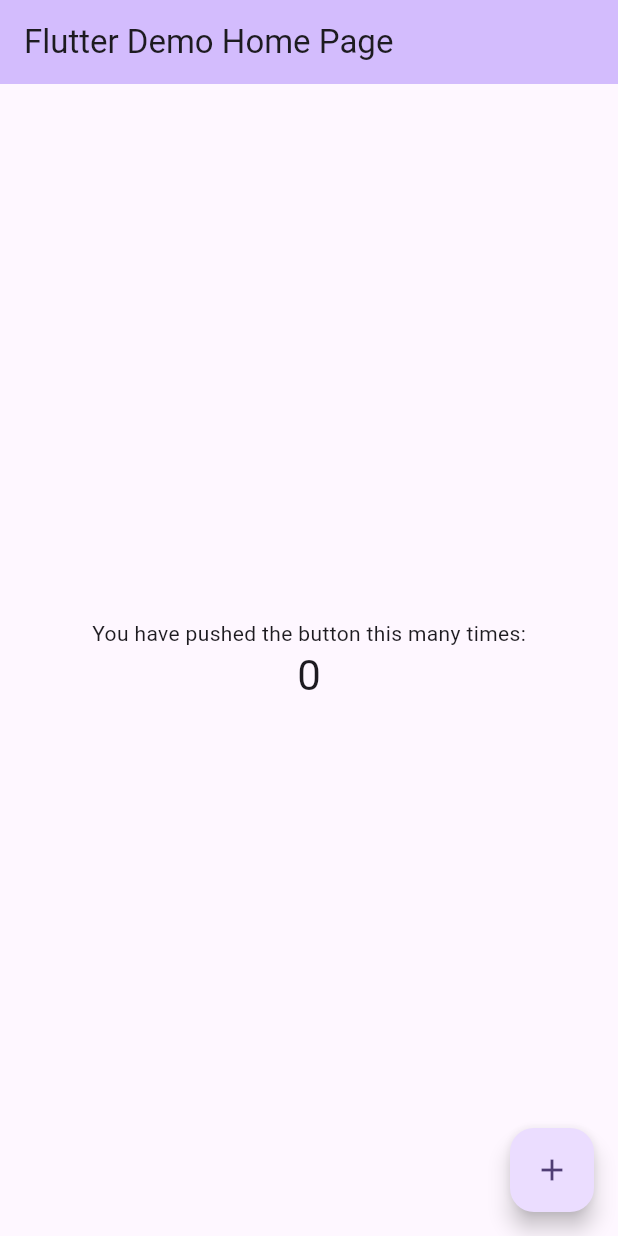
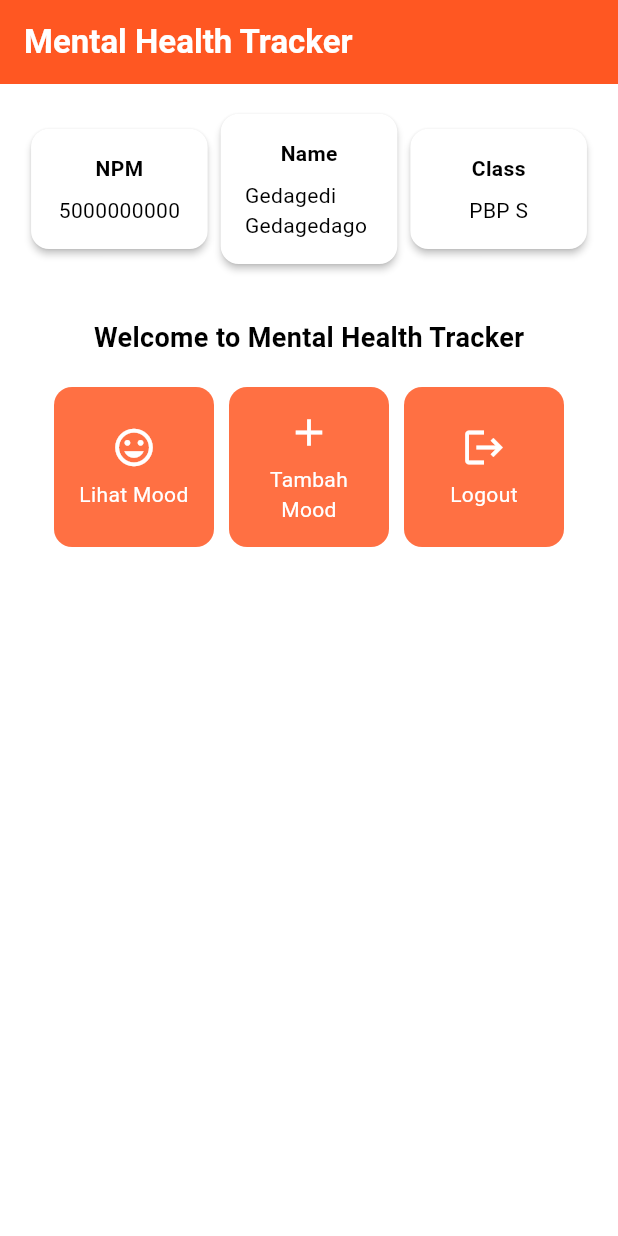
Before and after one commit to Sajiwara/sajiwara-mobile, a Flutter app: the screen it shows after launch, on a phone screen of 412 x 824 dp. Run offline on Flutter 3.47's test engine with Material 3 defaults, Android fonts, the phone set to English and light mode, and no system bars.

Commit message:
initial base landing page

```diff
--- a/lib/main.dart
+++ b/lib/main.dart
@@ -1,4 +1,5 @@
 import 'package:flutter/material.dart';
+import 'package:sajiwara/screens/menu.dart';
 
 void main() {
   runApp(const MyApp());
@@ -11,7 +12,7 @@
   @override
   Widget build(BuildContext context) {
     return MaterialApp(
-      title: 'Flutter Demo',
+      title: 'Sajiwara',
       theme: ThemeData(
         // This is the theme of your application.
         //
@@ -28,98 +29,11 @@
         //
         // This works for code too, not just values: Most code changes can be
         // tested with just a hot reload.
-        colorScheme: ColorScheme.fromSeed(seedColor: Colors.deepPurple),
-        useMaterial3: true,
+        colorScheme: ColorScheme.fromSwatch(
+          primarySwatch: Colors.deepOrange,
+        ).copyWith(secondary: Colors.deepOrange[400]),
       ),
-      home: const MyHomePage(title: 'Flutter Demo Home Page'),
+      home: MyHomePage(),
     );
   }
 }
-
-class MyHomePage extends StatefulWidget {
-  const MyHomePage({super.key, required this.title});
-
-  // This widget is the home page of your application. It is stateful, meaning
-  // that it has a State object (defined below) that contains fields that affect
-  // how it looks.
-
-  // This class is the configuration for the state. It holds the values (in this
-  // case the title) provided by the parent (in this case the App widget) and
-  // used by the build method of the State. Fields in a Widget subclass are
-  // always marked "final".
-
-  final String title;
-
-  @override
-  State<MyHomePage> createState() => _MyHomePageState();
-}
-
-class _MyHomePageState extends State<MyHomePage> {
-  int _counter = 0;
-
-  void _incrementCounter() {
-    setState(() {
-      // This call to setState tells the Flutter framework that something has
-      // changed in this State, which causes it to rerun the build method below
-      // so that the display can reflect the updated values. If we changed
-      // _counter without calling setState(), then the build method would not be
-      // called again, and so nothing would appear to happen.
-      _counter++;
-    });
-  }
-
-  @override
-  Widget build(BuildContext context) {
-    // This method is rerun every time setState is called, for instance as done
-    // by the _incrementCounter method above.
-    //
-    // The Flutter framework has been optimized to make rerunning build methods
-    // fast, so that you can just rebuild anything that needs updating rather
-    // than having to individually change instances of widgets.
-    return Scaffold(
-      appBar: AppBar(
-        // TRY THIS: Try changing the color here to a specific color (to
-        // Colors.amber, perhaps?) and trigger a hot reload to see the AppBar
-        // change color while the other colors stay the same.
-        backgroundColor: Theme.of(context).colorScheme.inversePrimary,
-        // Here we take the value from the MyHomePage object that was created by
-        // the App.build method, and use it to set our appbar title.
-        title: Text(widget.title),
-      ),
-      body: Center(
-        // Center is a layout widget. It takes a single child and positions it
-        // in the middle of the parent.
-        child: Column(
-          // Column is also a layout widget. It takes a list of children and
-          // arranges them vertically. By default, it sizes itself to fit its
-          // children horizontally, and tries to be as tall as its parent.
-          //
-          // Column has various properties to control how it sizes itself and
-          // how it positions its children. Here we use mainAxisAlignment to
-          // center the children vertically; the main axis here is the vertical
-          // axis because Columns are vertical (the cross axis would be
-          // horizontal).
-          //
-          // TRY THIS: Invoke "debug painting" (choose the "Toggle Debug Paint"
-          // action in the IDE, or press "p" in the console), to see the
-          // wireframe for each widget.
-          mainAxisAlignment: MainAxisAlignment.center,
-          children: <Widget>[
-            const Text(
-              'You have pushed the button this many times:',
-            ),
-            Text(
-              '$_counter',
-              style: Theme.of(context).textTheme.headlineMedium,
-            ),
-          ],
-        ),
-      ),
-      floatingActionButton: FloatingActionButton(
-        onPressed: _incrementCounter,
-        tooltip: 'Increment',
-        child: const Icon(Icons.add),
-      ), // This trailing comma makes auto-formatting nicer for build methods.
-    );
-  }
-}
--- /dev/null
+++ b/lib/screens/menu.dart
@@ -0,0 +1,186 @@
+import 'package:flutter/material.dart';
+
+class MyHomePage extends StatelessWidget {
+  final String npm = '5000000000'; // NPM
+  final String name = 'Gedagedi Gedagedago'; // Nama
+  final String className = 'PBP S'; // Kelas
+  MyHomePage({super.key});
+
+  final List<ItemHomepage> items = [
+    ItemHomepage("Lihat Mood", Icons.mood),
+    ItemHomepage("Tambah Mood", Icons.add),
+    ItemHomepage("Logout", Icons.logout),
+  ];
+
+  @override
+  Widget build(BuildContext context) {
+    // Scaffold menyediakan struktur dasar halaman dengan AppBar dan body.
+    return Scaffold(
+      // AppBar adalah bagian atas halaman yang menampilkan judul.
+      appBar: AppBar(
+        // Judul aplikasi "Mental Health Tracker" dengan teks putih dan tebal.
+        title: const Text(
+          'Mental Health Tracker',
+          style: TextStyle(
+            color: Colors.white,
+            fontWeight: FontWeight.bold,
+          ),
+        ),
+        // Warna latar belakang AppBar diambil dari skema warna tema aplikasi.
+        backgroundColor: Theme.of(context).colorScheme.primary,
+      ),
+      // Body halaman dengan padding di sekelilingnya.
+      body: Padding(
+        padding: const EdgeInsets.all(16.0),
+        // Menyusun widget secara vertikal dalam sebuah kolom.
+        child: Column(
+          crossAxisAlignment: CrossAxisAlignment.center,
+          children: [
+            // Row untuk menampilkan 3 InfoCard secara horizontal.
+            Row(
+              mainAxisAlignment: MainAxisAlignment.spaceEvenly,
+              children: [
+                InfoCard(title: 'NPM', content: npm),
+                InfoCard(title: 'Name', content: name),
+                InfoCard(title: 'Class', content: className),
+              ],
+            ),
+
+            // Memberikan jarak vertikal 16 unit.
+            const SizedBox(height: 16.0),
+
+            // Menempatkan widget berikutnya di tengah halaman.
+            Center(
+              child: Column(
+                // Menyusun teks dan grid item secara vertikal.
+
+                children: [
+                  // Menampilkan teks sambutan dengan gaya tebal dan ukuran 18.
+                  const Padding(
+                    padding: EdgeInsets.only(top: 16.0),
+                    child: Text(
+                      'Welcome to Mental Health Tracker',
+                      style: TextStyle(
+                        fontWeight: FontWeight.bold,
+                        fontSize: 18.0,
+                      ),
+                    ),
+                  ),
+
+                  // Grid untuk menampilkan ItemCard dalam bentuk grid 3 kolom.
+                  GridView.count(
+                    primary: true,
+                    padding: const EdgeInsets.all(20),
+                    crossAxisSpacing: 10,
+                    mainAxisSpacing: 10,
+                    crossAxisCount: 3,
+                    // Agar grid menyesuaikan tinggi kontennya.
+                    shrinkWrap: true,
+
+                    // Menampilkan ItemCard untuk setiap item dalam list items.
+                    children: items.map((ItemHomepage item) {
+                      return ItemCard(item);
+                    }).toList(),
+                  ),
+                ],
+              ),
+            ),
+          ],
+        ),
+      ),
+    );
+  }
+}
+
+class InfoCard extends StatelessWidget {
+  // Kartu informasi yang menampilkan title dan content.
+
+  final String title; // Judul kartu.
+  final String content; // Isi kartu.
+
+  const InfoCard({super.key, required this.title, required this.content});
+
+  @override
+  Widget build(BuildContext context) {
+    return Card(
+      // Membuat kotak kartu dengan bayangan dibawahnya.
+      elevation: 2.0,
+      child: Container(
+        // Mengatur ukuran dan jarak di dalam kartu.
+        width: MediaQuery.of(context).size.width /
+            3.5, // menyesuaikan dengan lebar device yang digunakan.
+        padding: const EdgeInsets.all(16.0),
+        // Menyusun title dan content secara vertikal.
+        child: Column(
+          children: [
+            Text(
+              title,
+              style: const TextStyle(fontWeight: FontWeight.bold),
+            ),
+            const SizedBox(height: 8.0),
+            Text(content),
+          ],
+        ),
+      ),
+    );
+  }
+}
+
+class ItemHomepage {
+  final String name;
+  final IconData icon;
+
+  ItemHomepage(this.name, this.icon);
+}
+
+class ItemCard extends StatelessWidget {
+  // Menampilkan kartu dengan ikon dan nama.
+
+  final ItemHomepage item;
+
+  const ItemCard(this.item, {super.key});
+
+  @override
+  Widget build(BuildContext context) {
+    return Material(
+      // Menentukan warna latar belakang dari tema aplikasi.
+      color: Theme.of(context).colorScheme.secondary,
+      // Membuat sudut kartu melengkung.
+      borderRadius: BorderRadius.circular(12),
+
+      child: InkWell(
+        // Aksi ketika kartu ditekan.
+        onTap: () {
+          // Menampilkan pesan SnackBar saat kartu ditekan.
+          ScaffoldMessenger.of(context)
+            ..hideCurrentSnackBar()
+            ..showSnackBar(SnackBar(
+                content: Text("Kamu telah menekan tombol ${item.name}!")));
+        },
+        // Container untuk menyimpan Icon dan Text
+        child: Container(
+          padding: const EdgeInsets.all(8),
+          child: Center(
+            child: Column(
+              // Menyusun ikon dan teks di tengah kartu.
+              mainAxisAlignment: MainAxisAlignment.center,
+              children: [
+                Icon(
+                  item.icon,
+                  color: Colors.white,
+                  size: 30.0,
+                ),
+                const Padding(padding: EdgeInsets.all(3)),
+                Text(
+                  item.name,
+                  textAlign: TextAlign.center,
+                  style: const TextStyle(color: Colors.white),
+                ),
+              ],
+            ),
+          ),
+        ),
+      ),
+    );
+  }
+}
```
